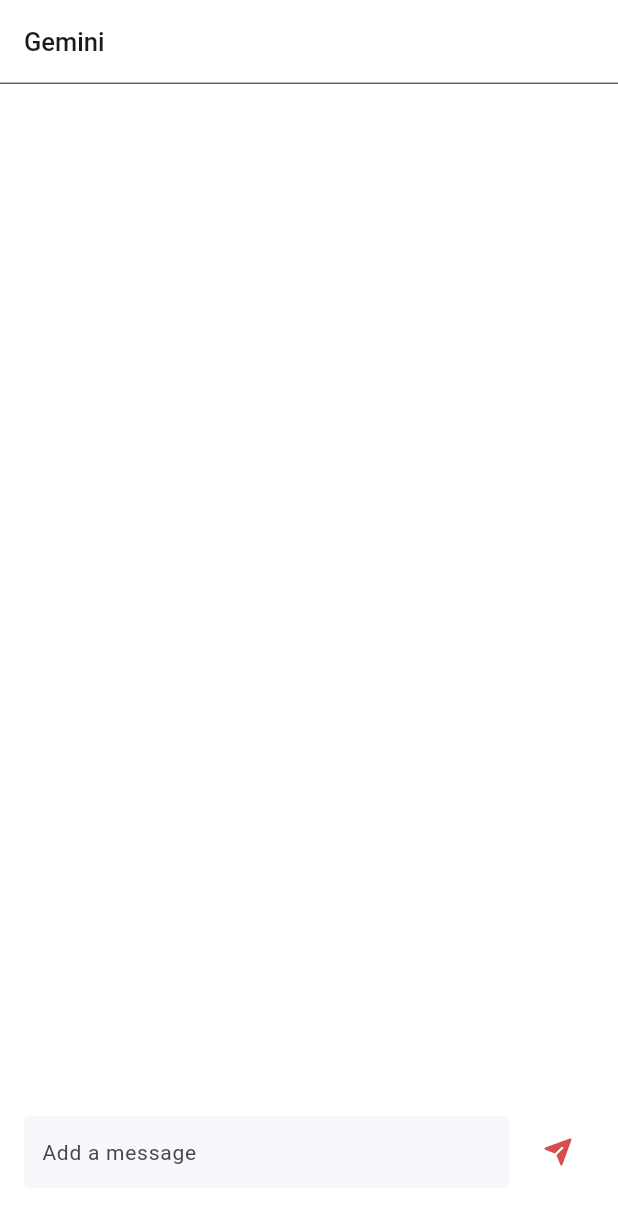
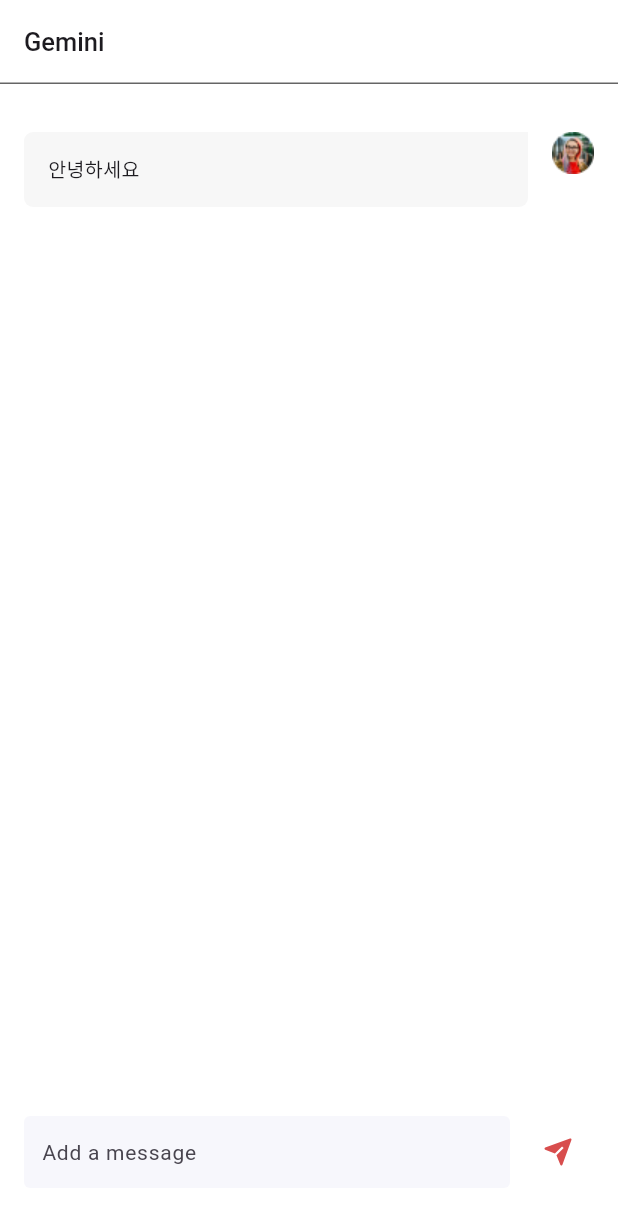
Before and after one commit to jasonkang14/flutter-gemini-chat, a Flutter app: the screen it shows after launch, on a phone screen of 412 x 824 dp. Shown: the top 1205 px of the screen. Run offline on Flutter 3.47's test engine with Material 3 defaults, Android fonts, the light colour scheme and no system bars; our stand-ins replace flutter_dotenv, flutter_gemini, flutter_svg.

```diff
--- a/lib/chat_page.dart
+++ b/lib/chat_page.dart
@@ -14,7 +14,14 @@
 class _ChatPageState extends State<ChatPage> {
   final _chatController = TextEditingController();
   final gemini = Gemini.instance;
-  List<Content> _chatList = [];
+  List<Content> _chatList = [
+    Content(
+      role: 'user',
+      parts: [
+        Parts(text: '안녕하세요'),
+      ],
+    ),
+  ];
 
   void handleNewChat(String newChat) async {
     setState(() {
```
Also changed, not shown: 1 other file.
